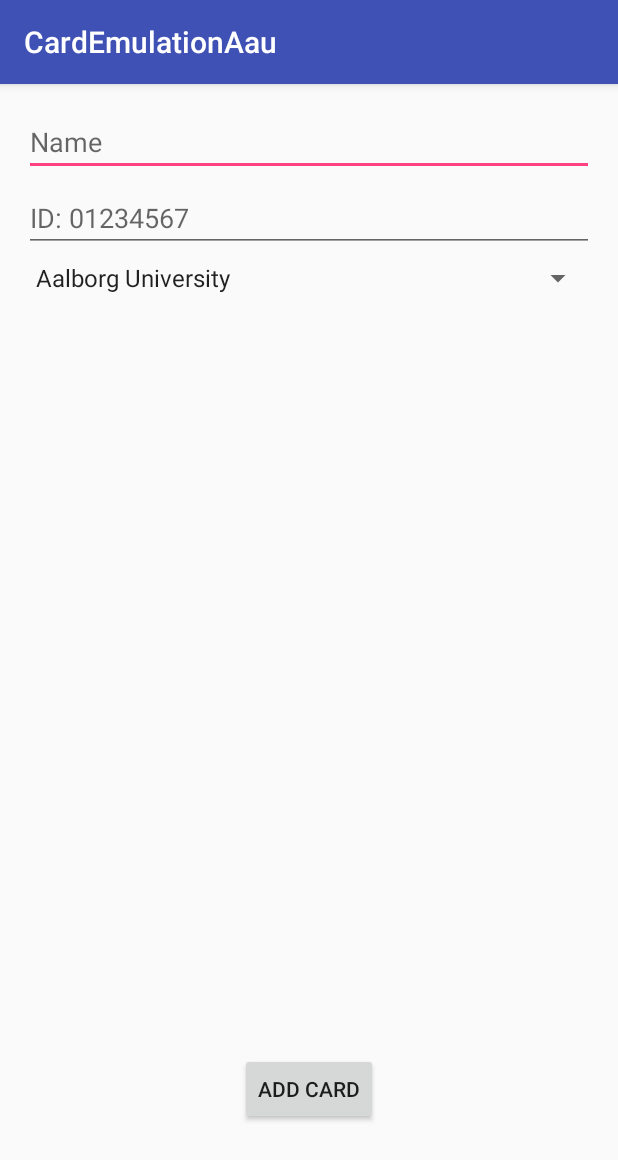
After one commit to zafodB/CardEmulationAau, an Android app: the AddNewCardActivity screen opened directly, with no data from a screen before it, on a phone screen of 412 x 824 dp. The commit adds this screen. Shown: the top 1160 px of the screen. Run offline under Robolectric (Android 15) with nearby library versions, the phone set to English and light mode, and no system bars.

Commit message:
Finally got the cards in recyclerView to both show and update. Implemented storage of data in the device and their fetching on load.

```diff
--- a/app/build.gradle
+++ b/app/build.gradle
@@ -25,5 +25,11 @@ dependencies {
         exclude group: 'com.android.support', module: 'support-annotations'
     })
     compile 'com.android.support:appcompat-v7:23.4.0'
+    compile 'com.android.support:design:23.4.0'
+    compile 'com.android.support:cardview-v7:21.0.+'
+    compile 'com.android.support:recyclerview-v7:21.0.+'
+
+
+
     testCompile 'junit:junit:4.12'
 }
--- /dev/null
+++ b/app/src/main/java/com/example/filip/cardemulationaau/AddNewCardActivity.java
@@ -0,0 +1,86 @@
+package com.example.filip.cardemulationaau;
+
+import android.content.Context;
+import android.content.SharedPreferences;
+import android.support.v7.app.AppCompatActivity;
+import android.os.Bundle;
+import android.util.Log;
+import android.view.View;
+import android.widget.Button;
+import android.widget.EditText;
+import android.widget.Spinner;
+import android.widget.Toast;
+
+import java.util.UUID;
+
+public class AddNewCardActivity extends AppCompatActivity {
+
+    public static final String TAG = "myTag";
+
+    EditText cardNameField;
+    EditText cardNumberField;
+    Spinner institutionChooser;
+    Button addCardButton;
+
+    AddNewCardActivity thisInstance;
+
+    @Override
+    protected void onCreate(Bundle savedInstanceState) {
+        super.onCreate(savedInstanceState);
+        setContentView(R.layout.activity_add_new_card);
+
+        cardNameField = (EditText) findViewById(R.id.enter_name);
+        cardNumberField = (EditText) findViewById(R.id.enter_number);
+        institutionChooser = (Spinner) findViewById(R.id.institution_chooser);
+        addCardButton = (Button) findViewById(R.id.commit_add);
+
+        thisInstance = this;
+
+        addCardButton.setOnClickListener(new View.OnClickListener() {
+            @Override
+            public void onClick(View v) {
+                boolean isValid = true;
+
+                String cardName = cardNameField.getText().toString();
+                String cardNumber = cardNumberField.getText().toString();
+                int institutionNumber = institutionChooser.getSelectedItemPosition();
+
+
+
+                if (cardName.isEmpty()){
+                    isValid = false;
+                    Toast.makeText(getApplicationContext(), getString(R.string.no_card_name_tst),Toast.LENGTH_LONG).show();
+                } else if (cardName.length()>30){
+                    isValid = false;
+                    Toast.makeText(getApplicationContext(), getString(R.string.name_too_long_tst), Toast.LENGTH_LONG).show();
+                } else if (cardNumber.isEmpty()){
+                    isValid = false;
+                    Toast.makeText(getApplicationContext(), getString(R.string.no_card_number_tst), Toast.LENGTH_LONG).show();
+                } else if (cardNumber.length() > 50){
+                    isValid = false;
+                    Toast.makeText(getApplicationContext(), getString(R.string.number_too_long_tst), Toast.LENGTH_LONG).show();
+                }
+
+                if (isValid){
+                    SharedPreferences mySharedPref = thisInstance.getSharedPreferences("Card Data",0);
+                    SharedPreferences.Editor myEditor = mySharedPref.edit();
+
+                    UUID uuid = UUID.randomUUID();
+
+                    String keyName = "h0" + uuid.toString();
+                    String keyNumber = "h1" + uuid.toString();
+                    String keyInstitution = "h2" + uuid.toString();
+
+                    myEditor.putString(keyName, cardName);
+                    myEditor.putString(keyNumber, cardNumber);
+                    myEditor.putString(keyInstitution, String.valueOf(institutionNumber));
+                    myEditor.commit();
+
+                    finish();
+                }
+
+            }
+        });
+    }
+
+}
--- /dev/null
+++ b/app/src/main/res/layout/activity_add_new_card.xml
@@ -0,0 +1,56 @@
+<?xml version="1.0" encoding="utf-8"?>
+<RelativeLayout
+    xmlns:android="http://schemas.android.com/apk/res/android"
+    xmlns:tools="http://schemas.android.com/tools"
+    android:id="@+id/activity_add_new_card"
+    android:layout_width="match_parent"
+    android:layout_height="match_parent"
+    android:paddingBottom="@dimen/activity_vertical_margin"
+    android:paddingLeft="@dimen/activity_horizontal_margin"
+    android:paddingRight="@dimen/activity_horizontal_margin"
+    android:paddingTop="@dimen/activity_vertical_margin"
+    tools:context="com.example.filip.cardemulationaau.AddNewCardActivity">
+
+
+    <EditText
+        android:layout_width="match_parent"
+        android:layout_height="wrap_content"
+        android:layout_marginBottom="5dp"
+        android:inputType="textPersonName"
+        android:hint="@string/name_hint"
+        android:ems="10"
+        android:id="@+id/enter_name"
+        android:layout_alignParentTop="true"
+        android:layout_alignParentStart="true"/>
+
+    <EditText
+        android:layout_width="match_parent"
+        android:layout_height="wrap_content"
+        android:layout_marginBottom="5dp"
+        android:inputType="numberSigned"
+        android:hint="@string/id_hint"
+        android:ems="10"
+        android:layout_below="@+id/enter_name"
+        android:layout_alignParentStart="true"
+        android:id="@+id/enter_number"/>
+
+    <Spinner
+        android:layout_width="match_parent"
+        android:layout_height="wrap_content"
+        android:layout_marginBottom="5dp"
+        android:layout_below="@+id/enter_number"
+        android:layout_alignParentStart="true"
+        android:prompt="@string/spinner_prompt"
+        android:entries="@array/spinner_items"
+        android:id="@+id/institution_chooser"/>
+
+    <Button
+        android:text="@string/add_card"
+        android:layout_width="wrap_content"
+        android:layout_height="wrap_content"
+        android:layout_alignParentBottom="true"
+        android:layout_centerHorizontal="true"
+        android:layout_marginBottom="58dp"
+        android:id="@+id/commit_add"/>
+
+</RelativeLayout>
--- a/app/src/main/res/values/dimens.xml
+++ b/app/src/main/res/values/dimens.xml
@@ -2,4 +2,8 @@
     <!-- Default screen margins, per the Android Design guidelines. -->
     <dimen name="activity_horizontal_margin">16dp</dimen>
     <dimen name="activity_vertical_margin">16dp</dimen>
+    <!-- Default screen margins, per the Android Design guidelines. -->
+    <dimen name="nav_header_vertical_spacing">16dp</dimen>
+    <dimen name="nav_header_height">160dp</dimen>
+    <dimen name="fab_margin">16dp</dimen>
 </resources>
--- a/app/src/main/res/values/strings.xml
+++ b/app/src/main/res/values/strings.xml
@@ -1,3 +1,28 @@
 <resources>
     <string name="app_name">CardEmulationAau</string>
+    <string name="title_activity_main2">Main2Activity</string>
+
+    <string name="navigation_drawer_open">Open navigation drawer</string>
+    <string name="navigation_drawer_close">Close navigation drawer</string>
+
+    <string name="action_settings">Settings</string>
+
+    <!-- In "Add new Card" activity -->
+    <string name="name_hint">Name</string>
+    <string name="id_hint">ID: 01234567</string>
+    <string name="add_card">Add card</string>
+    <string name="spinner_prompt">Choose institution</string>
+    <string name="no_card_name_tst">Enter a name!</string>
+    <string name="name_too_long_tst">Card name is too long!</string>
+    <string name="no_card_number_tst">Enter a card number!</string>
+    <string name="number_too_long_tst">Card number is too long!</string>
+
+    <string-array name="spinner_items">
+        <item>Aalborg University</item>
+        <item>Fitness World</item>
+        <item>KAB</item>
+        <item>Other</item>
+
+    </string-array>
+
 </resources>
```
Also changed, not shown: app/src/main/AndroidManifest.xml (+11 -2 lines), app/src/main/java/com/example/filip/cardemulationaau/CustomAdapter.java (added, +89 -0 lines), app/src/main/java/com/example/filip/cardemulationaau/MainActivity.java (+37 -2 lines), app/src/main/java/com/example/filip/cardemulationaau/RecyclerViewFragment.java (added, +153 -0 lines), app/src/main/res/layout/activity_main.xml (+17 -3 lines), app/src/main/res/layout/one_card_layout.xml (added, +32 -0 lines), app/src/main/res/layout/recycler_view_fragment.xml (added, +13 -0 lines), app/src/main/res/values-v21/styles.xml (added, +9 -0 lines), app/src/main/res/values/spinner_items.xml (added, +10 -0 lines), app/src/main/res/values/styles.xml (+9 -0 lines).
